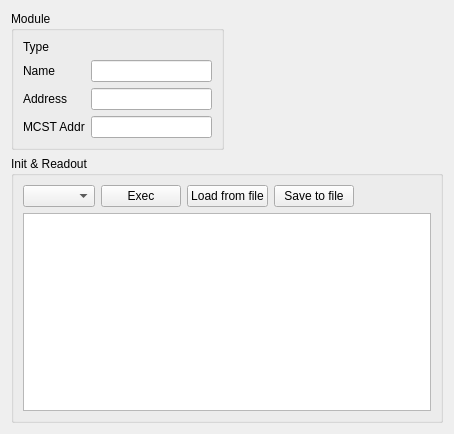
This is moduleconfig_widget.ui in flueke/mvme as Qt 5 draws it before an edit. The edited form follows.
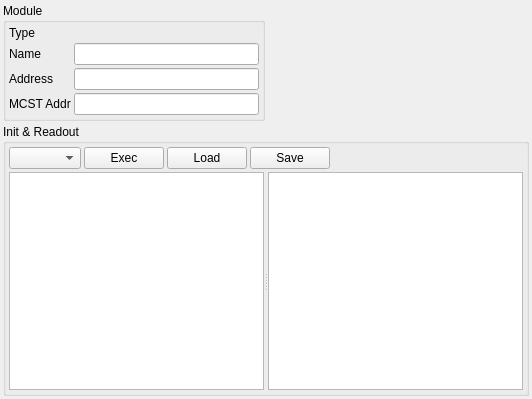
This is the edited form.

Diff of the .ui file:
```diff
--- a/moduleconfig_widget.ui
+++ b/moduleconfig_widget.ui
@@ -6,14 +6,29 @@
    <rect>
     <x>0</x>
     <y>0</y>
-    <width>454</width>
-    <height>434</height>
+    <width>532</width>
+    <height>399</height>
    </rect>
   </property>
   <property name="windowTitle">
    <string>Form</string>
   </property>
-  <layout class="QGridLayout" name="gridLayout">
+  <layout class="QGridLayout" name="gridLayout" rowstretch="0,1">
+   <property name="leftMargin">
+    <number>3</number>
+   </property>
+   <property name="topMargin">
+    <number>3</number>
+   </property>
+   <property name="rightMargin">
+    <number>3</number>
+   </property>
+   <property name="bottomMargin">
+    <number>3</number>
+   </property>
+   <property name="spacing">
+    <number>3</number>
+   </property>
    <item row="0" column="1">
     <spacer name="horizontalSpacer">
      <property name="orientation">
@@ -32,9 +47,27 @@
      <property name="title">
       <string>Init &amp;&amp; Readout</string>
      </property>
-     <layout class="QVBoxLayout" name="verticalLayout">
-      <item>
+     <layout class="QGridLayout" name="gridLayout_2">
+      <property name="leftMargin">
+       <number>3</number>
+      </property>
+      <property name="topMargin">
+       <number>3</number>
+      </property>
+      <property name="rightMargin">
+       <number>3</number>
+      </property>
+      <property name="bottomMargin">
+       <number>3</number>
+      </property>
+      <property name="spacing">
+       <number>3</number>
+      </property>
+      <item row="0" column="0">
        <layout class="QHBoxLayout" name="horizontalLayout">
+        <property name="spacing">
+         <number>3</number>
+        </property>
         <item>
          <widget class="QComboBox" name="combo_listType"/>
         </item>
@@ -48,14 +81,14 @@
         <item>
          <widget class="QPushButton" name="pushButton">
           <property name="text">
-           <string>Load from file</string>
+           <string>Load</string>
           </property>
          </widget>
         </item>
         <item>
          <widget class="QPushButton" name="pushButton_2">
           <property name="text">
-           <string>Save to file</string>
+           <string>Save</string>
           </property>
          </widget>
         </item>
@@ -74,17 +107,36 @@
         </item>
        </layout>
       </item>
-      <item>
-       <widget class="QTextEdit" name="editor">
-        <property name="font">
-         <font>
-          <family>Monospace</family>
-          <pointsize>8</pointsize>
-         </font>
+      <item row="1" column="0">
+       <widget class="QSplitter" name="splitter">
+        <property name="orientation">
+         <enum>Qt::Horizontal</enum>
         </property>
-        <property name="acceptRichText">
-         <bool>false</bool>
-        </property>
+        <widget class="QTextEdit" name="editor">
+         <property name="font">
+          <font>
+           <family>Monospace</family>
+           <pointsize>8</pointsize>
+          </font>
+         </property>
+         <property name="acceptRichText">
+          <bool>false</bool>
+         </property>
+        </widget>
+        <widget class="QTextEdit" name="output">
+         <property name="font">
+          <font>
+           <family>Monospace</family>
+           <pointsize>8</pointsize>
+          </font>
+         </property>
+         <property name="readOnly">
+          <bool>true</bool>
+         </property>
+         <property name="acceptRichText">
+          <bool>false</bool>
+         </property>
+        </widget>
        </widget>
       </item>
      </layout>
@@ -99,6 +151,24 @@
       <property name="fieldGrowthPolicy">
        <enum>QFormLayout::AllNonFixedFieldsGrow</enum>
       </property>
+      <property name="horizontalSpacing">
+       <number>3</number>
+      </property>
+      <property name="verticalSpacing">
+       <number>3</number>
+      </property>
+      <property name="leftMargin">
+       <number>3</number>
+      </property>
+      <property name="topMargin">
+       <number>3</number>
+      </property>
+      <property name="rightMargin">
+       <number>3</number>
+      </property>
+      <property name="bottomMargin">
+       <number>3</number>
+      </property>
       <item row="0" column="0">
        <widget class="QLabel" name="label_4">
         <property name="text">
```
Left out of the diff: 4 changed lines with no effect on the pictures.
